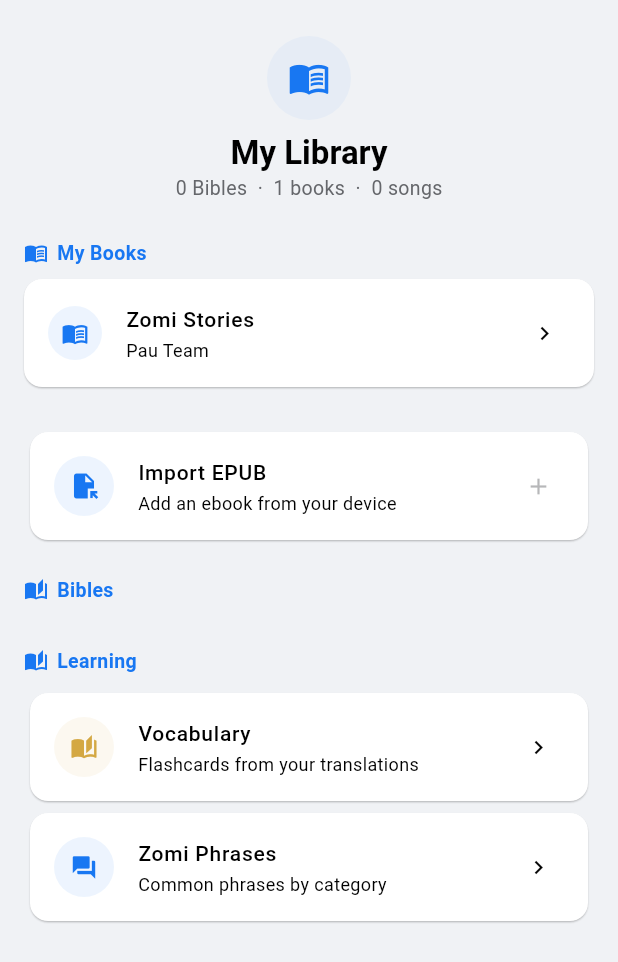
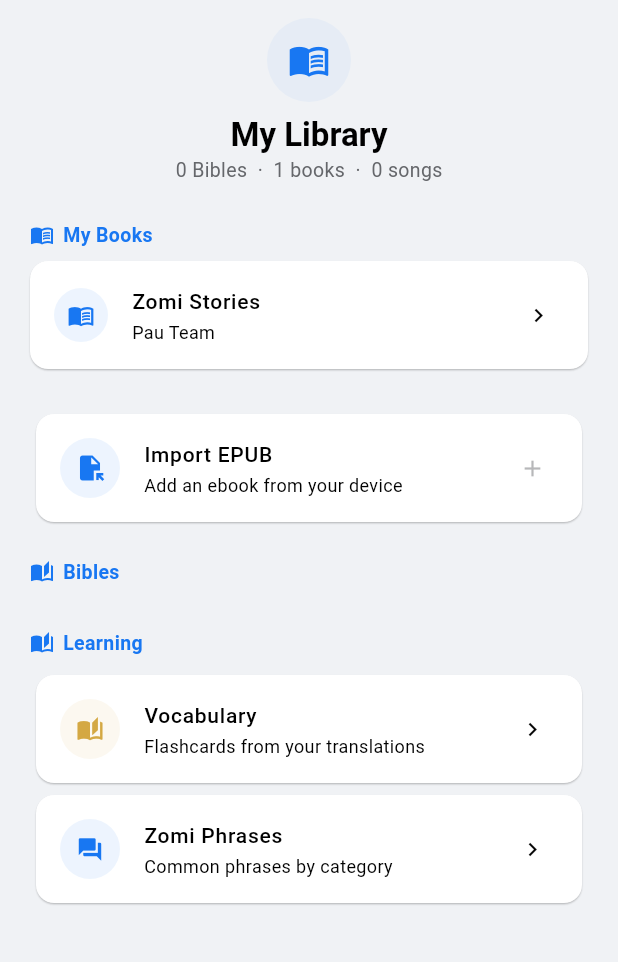
Before and after one commit to paumkim/pau-app, a Flutter app: the LibraryScreen screen opened directly, on a phone screen of 412 x 824 dp. Shown: the top 962 px of the screen. Run offline on Flutter 3.47's test engine with Material 3 defaults, Android fonts, the phone set to English and light mode, and no system bars; our stand-ins replace file_picker, hive_flutter, shared_preferences; accounts and stored records are empty.

Commit message:
Universal design system (widgets/design_system.dart) + bottom nav padding fix for all screens

```diff
--- a/lib/screens/library_screen.dart
+++ b/lib/screens/library_screen.dart
@@ -9,6 +9,7 @@ import '../services/plugin_registry.dart';
 import '../services/plugin_screens.dart';
 import '../services/lyrics_loader.dart';
 import '../widgets/error_widgets.dart';
+import '../widgets/design_system.dart';
 import 'vocab_screen.dart';
 import 'phrasebook_screen.dart';
 import 'plugins/bible_reader_screen.dart';
@@ -45,7 +46,7 @@ class _LibraryScreenState extends State<LibraryScreen> {
     return Scaffold(
       body: _loading
           ? const AppLoadingShimmer(itemCount: 4)
-          : ListView(padding: const EdgeInsets.fromLTRB(16, 24, 16, 32), children: [
+          : ListView(padding: screenPadding(context), children: [
               Center(child: Column(children: [
                 Container(padding: const EdgeInsets.all(14), decoration: BoxDecoration(color: AppTheme.primary.withAlpha(12), shape: BoxShape.circle),
                   child: const Icon(Icons.menu_book, size: 28, color: AppTheme.primary)),
@@ -57,7 +58,7 @@ class _LibraryScreenState extends State<LibraryScreen> {
 
               // My Books — imported EPUBs + bundled books
               if (books.isNotEmpty) ...[
-                _sectionHeader('My Books', Icons.menu_book),
+                sectionHeader('My Books', Icons.menu_book),
                 const SizedBox(height: 8),
                 ...books.map((book) => Card(margin: const EdgeInsets.only(bottom: 6), child: ListTile(
                   leading: CircleAvatar(radius: 18, backgroundColor: AppTheme.primary.withAlpha(20),
@@ -72,7 +73,7 @@ class _LibraryScreenState extends State<LibraryScreen> {
 
               // Import button (always visible)
               if (books.isEmpty)
-                _sectionHeader('My Books', Icons.menu_book),
+                sectionHeader('My Books', Icons.menu_book),
               Card(child: ListTile(
                 leading: CircleAvatar(backgroundColor: AppTheme.primary.withAlpha(20),
                   child: const Icon(Icons.file_open, color: AppTheme.primary, size: 20)),
@@ -86,7 +87,7 @@ class _LibraryScreenState extends State<LibraryScreen> {
               const SizedBox(height: 20),
 
               // Bibles
-              _sectionHeader('Bibles', Icons.auto_stories),
+              sectionHeader('Bibles', Icons.auto_stories),
               const SizedBox(height: 8),
               ...bibles.map((b) => Card(child: ListTile(
                 leading: CircleAvatar(radius: 18, backgroundColor: AppTheme.primary.withAlpha(20),
@@ -100,7 +101,7 @@ class _LibraryScreenState extends State<LibraryScreen> {
 
               // Songs
               if (hasLyrics) ...[
-                _sectionHeader('Songs', Icons.music_note),
+                sectionHeader('Songs', Icons.music_note),
                 const SizedBox(height: 8),
                 Card(child: ListTile(
                   leading: CircleAvatar(radius: 18, backgroundColor: AppTheme.accent.withAlpha(25),
@@ -114,7 +115,7 @@ class _LibraryScreenState extends State<LibraryScreen> {
               ],
 
               // Learning
-              _sectionHeader('Learning', Icons.auto_stories),
+              sectionHeader('Learning', Icons.auto_stories),
               const SizedBox(height: 8),
               Card(child: ListTile(
                 leading: CircleAvatar(backgroundColor: AppTheme.accent.withAlpha(20),
@@ -136,7 +137,7 @@ class _LibraryScreenState extends State<LibraryScreen> {
               // Other plugins
               if (plugins.isNotEmpty) ...[
                 const SizedBox(height: 20),
-                _sectionHeader('Plugins', Icons.extension),
+                sectionHeader('Plugins', Icons.extension),
                 const SizedBox(height: 8),
                 ...plugins.map((p) => Card(margin: const EdgeInsets.only(bottom: 6), child: ListTile(
                   leading: CircleAvatar(radius: 18, backgroundColor: p.color.withAlpha(25),
@@ -153,14 +154,6 @@ class _LibraryScreenState extends State<LibraryScreen> {
               ],
             ]),
     );
-  }
-
-  Widget _sectionHeader(String title, IconData icon) {
-    return Row(children: [
-      Icon(icon, size: 16, color: AppTheme.primary),
-      const SizedBox(width: 6),
-      Text(title, style: TextStyle(fontWeight: FontWeight.w600, fontSize: 13, color: AppTheme.primary)),
-    ]);
   }
 
   void _openPlugin(BuildContext context, String id) {
--- a/lib/screens/settings_screen.dart
+++ b/lib/screens/settings_screen.dart
@@ -128,7 +128,7 @@ class _SettingsScreenState extends State<SettingsScreen> {
   Widget build(BuildContext context) {
     return Scaffold(
       body: ListView(
-        padding: const EdgeInsets.fromLTRB(16, 24, 16, 32),
+        padding: EdgeInsets.fromLTRB(16, 24, 16, MediaQuery.of(context).padding.bottom + 80),
         children: [
           Center(
             child: Column(
```
Also changed, not shown: lib/widgets/design_system.dart (added, +85 -0 lines).
